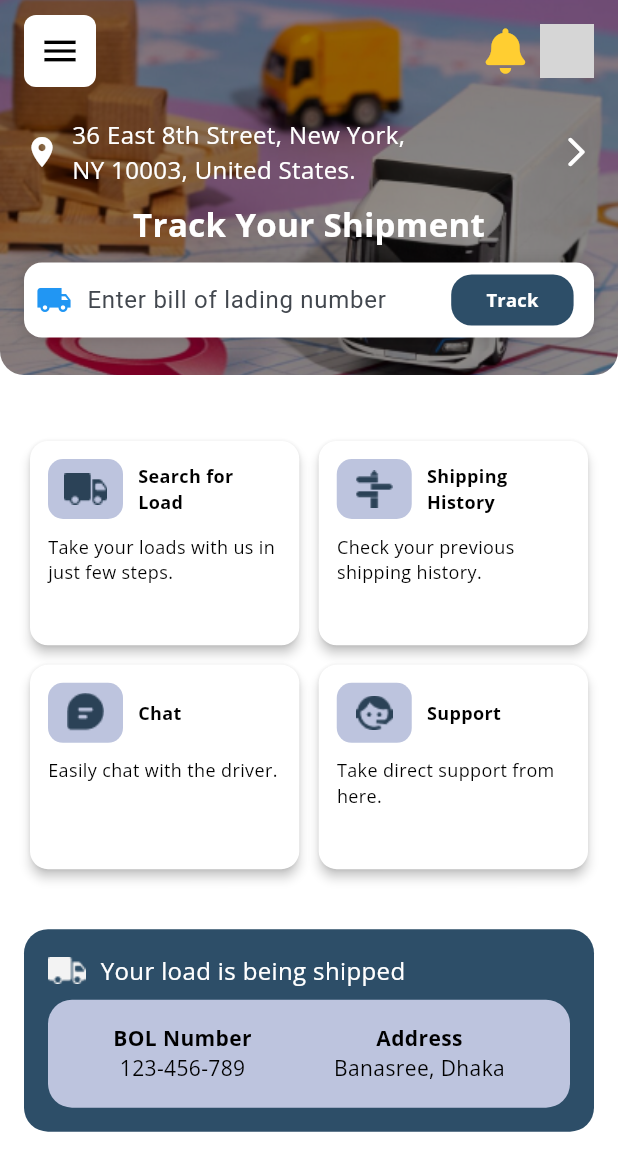
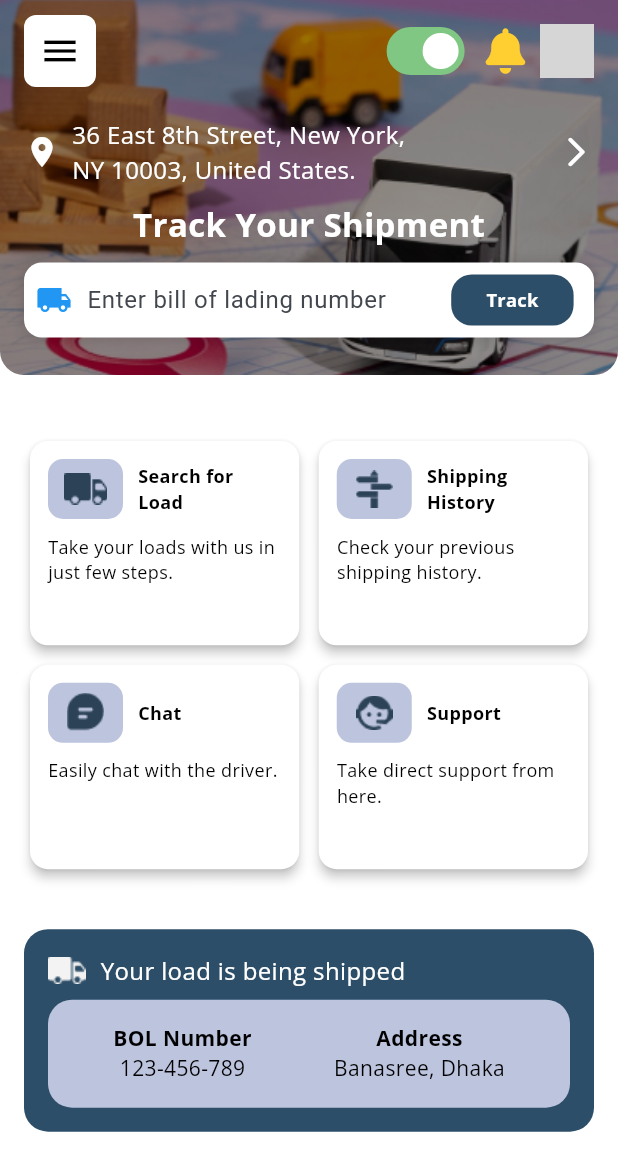
Before and after one commit to Shakil-Shak/ootms, a Flutter app: the DriverHomePage screen opened directly, on a phone screen of 412 x 824 dp. Shown: the top 1171 px of the screen. Run offline on Flutter 3.47's test engine with Material 3 defaults, Android fonts, the phone set to English and light mode, and no system bars; our stand-ins replace carousel_slider, dotted_border, flutter_map, flutter_spinkit, font_awesome_flutter, google_fonts and 1 more; grey boxes are pictures that could not be loaded.

Commit message:
1st update

```diff
--- a/lib/presentation/screens/role/driver/home/driver_home_page.dart
+++ b/lib/presentation/screens/role/driver/home/driver_home_page.dart
@@ -62,7 +62,6 @@ class _DriverHomePageState extends State<DriverHomePage> {
                         child: Row(
                           mainAxisAlignment: MainAxisAlignment.spaceBetween,
                           children: [
-                            // Menu icon
                             Container(
                               decoration: BoxDecoration(
                                   color: AppColor.white,
@@ -79,6 +78,14 @@ class _DriverHomePageState extends State<DriverHomePage> {
                             // Notification bell
                             // Image.asset(
                             //     "assets/icons/user home page/notify.png"),
+                            Switch(
+                              value: true,
+                              onChanged: (value) {},
+                              activeTrackColor: Colors.green[300],
+                              activeColor: Colors.white,
+                              inactiveTrackColor: Colors.grey[300],
+                            ),
+                            const SizedBox(width: 10),
                             InkWell(
                               onTap: () {
                                 animetedNavigationPush(
@@ -234,7 +241,7 @@ class _DriverHomePageState extends State<DriverHomePage> {
                     label: 'Chat',
                     description: 'Easily chat with the driver.',
                     onTap: () {
-                      animetedNavigationPush(DriverChatListPage(), context);
+                      // animetedNavigationPush(DriverChatListPage(), context);
                     },
                   ),
                   buildActionCard(
--- a/lib/presentation/screens/role/user/home/user_home_page.dart
+++ b/lib/presentation/screens/role/user/home/user_home_page.dart
@@ -222,8 +222,8 @@ class _UserHomePageState extends State<UserHomePage> {
                     label: 'Create Load',
                     description: 'Send your loads with us in just a few steps.',
                     onTap: () {
-                      animetedNavigationPush(
-                          const UserCreateLoadPage(), context);
+                      // animetedNavigationPush(
+                      //     const UserCreateLoadPage(), context);
                     },
                   ),
                   buildActionCard(
@@ -240,7 +240,7 @@ class _UserHomePageState extends State<UserHomePage> {
                     label: 'Chat',
                     description: 'Easily chat with the driver.',
                     onTap: () {
-                      animetedNavigationPush(UserChatListPage(), context);
+                      // animetedNavigationPush(UserChatListPage(), context);
                     },
                   ),
                   buildActionCard(
```
Also changed, not shown: pubspec.lock.
